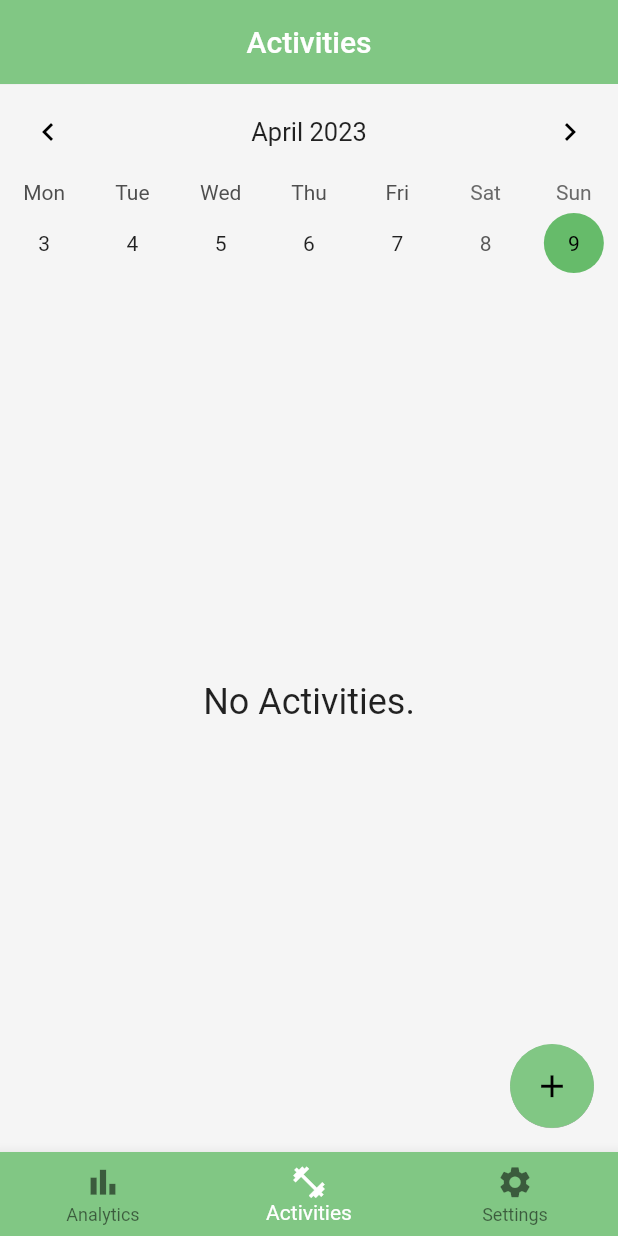
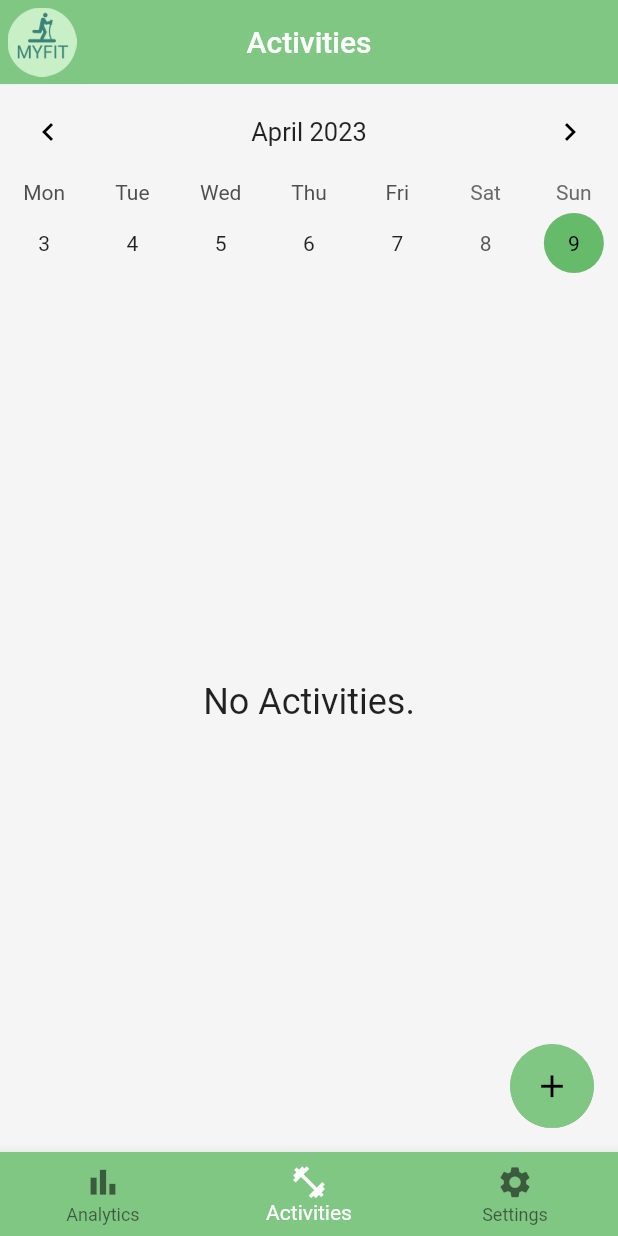
Before and after one commit to mr-jw/fitness-journal-mobile-app, a Flutter app: the screen it shows after launch, on a phone screen of 412 x 824 dp. Run offline on Flutter 3.47's test engine with Material 2 defaults, Android fonts, the phone set to English and light mode, and no system bars; drawn by our look-alikes of table_calendar; our stand-ins replace audioplayers, fl_chart, flutter_rating_bar, permission_handler, settings_ui, sqflite; missing offline and left inert: flutter_sound_lite, google_speech; accounts and stored records are empty; project files that could hold a hidden picture were left out.

Commit message:
Added Logo to App Bar

```diff
--- a/lib/pages/activities_page.dart
+++ b/lib/pages/activities_page.dart
@@ -232,8 +232,18 @@ class _ActivityPageState extends State<ActivityPage> {
   }
 
   @override
-  Widget build(BuildContext context) => Scaffold(
+  Widget build(BuildContext context) {
+    final themeProvider = Provider.of<ThemeProvider>(context);
+    return Scaffold(
       appBar: AppBar(
+        leading: Padding(
+          padding: const EdgeInsets.all(5.0),
+          child: Image(
+            image: themeProvider.isDarkTheme
+                ? const AssetImage('assets/images/myfit-logo-dark.png')
+                : const AssetImage('assets/images/myfit-logo.png'),
+          ),
+        ),
         centerTitle: true,
         title: Text(
           _appBarTitle,
@@ -280,3 +290,4 @@ class _ActivityPageState extends State<ActivityPage> {
       ),
     );
   }
+}
--- a/lib/pages/analytics_page.dart
+++ b/lib/pages/analytics_page.dart
@@ -225,7 +225,7 @@ class _AnalyticsPageState extends State<AnalyticsPage> {
                     : Colors.green.shade300,
                 radius: 8,
               ),
-              const Text("\t\t\tAverage Mood value"),
+              const Text("\t\t\t(Mean) Mood Average"),
             ],
           ),
           const SizedBox(height: 20),
```
Also changed, not shown: assets/images/myfit-logo.png (added), 1 other file. Lines whose indentation alone changed are shown as unchanged.
